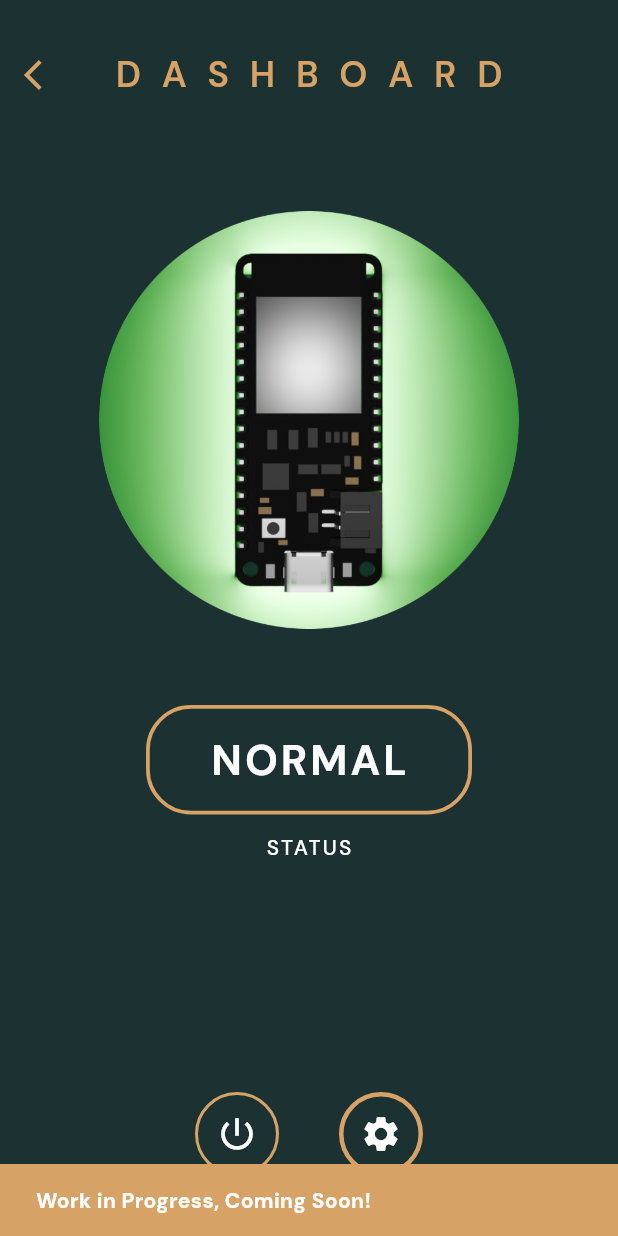
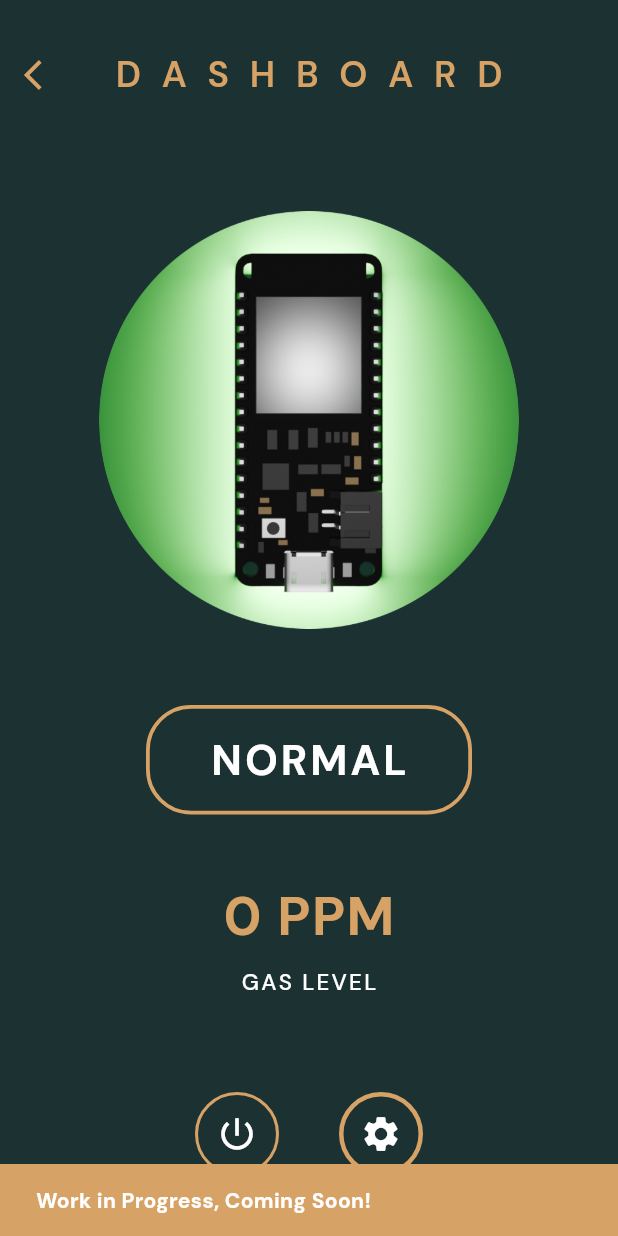
Before and after one commit to DatDevSteve/decog-gsk-connect, a Flutter app: the DashboardScreen screen opened directly, after a tap on the "power settings new" icon, on a phone screen of 412 x 824 dp. Run offline on Flutter 3.47's test engine with Material 3 defaults, Android fonts, the phone set to English and light mode, and no system bars; our stand-ins replace google_fonts, supabase_flutter; accounts and stored records are empty.

Commit message:
fixed switcher_loading.dart logic for screen navigation and some bug fixes in connected.dart

```diff
--- a/lib/dashboard_modules/connected.dart
+++ b/lib/dashboard_modules/connected.dart
@@ -1,11 +1,67 @@
 import 'package:decog_gsk/device_list.dart';
+import 'dart:async';
 import 'package:decog_gsk/diagnosis_page.dart';
 import 'package:decog_gsk/switcher_loading.dart';
 import 'package:flutter/material.dart';
 import 'package:google_fonts/google_fonts.dart';
+import 'package:supabase_flutter/supabase_flutter.dart';
 
-class DashboardScreen extends StatelessWidget {
+class DashboardScreen extends StatefulWidget {
   const DashboardScreen({super.key});
+
+  @override
+  State<DashboardScreen> createState() => _DashboardScreenState();
+}
+
+class _DashboardScreenState extends State<DashboardScreen> {
+  final supabase = Supabase.instance.client;
+  Timer? _gasLevelTimer;
+  int _gasLevel = 0;
+  bool _isLoading = true;
+
+  @override
+  void initState() {
+    super.initState();
+    _fetchGasLevel(); // Fetch immediately on load
+    _startGasLevelUpdates(); // Start periodic updates
+  }
+
+  @override
+  void dispose() {
+    _gasLevelTimer?.cancel(); // Clean up timer
+    super.dispose();
+  }
+
+  void _startGasLevelUpdates() {
+    _gasLevelTimer = Timer.periodic(const Duration(seconds: 3), (timer) {
+      _fetchGasLevel();
+    });
+  }
+
+  Future<void> _fetchGasLevel() async {
+    try {
+      final response = await supabase
+          .from('sensor_live')
+          .select('gas_level')
+          .order('timestamp', ascending: false)
+          .limit(1)
+          .single();
+
+      if (mounted) {
+        setState(() {
+          _gasLevel = response['gas_level'] as int;
+          _isLoading = false;
+        });
+      }
+    } catch (error) {
+      debugPrint('Error fetching gas level: $error');
+      if (mounted) {
+        setState(() {
+          _isLoading = false;
+        });
+      }
+    }
+  }
 
   @override
   Widget build(BuildContext context) {
@@ -136,15 +192,40 @@ class DashboardScreen extends StatelessWidget {
 
             const SizedBox(height: 12),
 
-            // Status label
+            const SizedBox(height: 30),
+
+            // Gas Level Display
+            Column(
+              children: [
+                _isLoading
+                    ? const SizedBox(
+                        width: 20,
+                        height: 20,
+                        child: CircularProgressIndicator(
+                          strokeWidth: 2,
+                          color: Color.fromRGBO(215, 162, 101, 1),
+                        ),
+                      )
+                    : Text(
+                        '$_gasLevel PPM',
+                        style: GoogleFonts.dmSans(
+                          fontSize: 36,
+                          fontWeight: FontWeight.w700,
+                          color: const Color.fromRGBO(215, 162, 101, 1),
+                          letterSpacing: 1,
+                        ),
+                      ),
+                const SizedBox(height: 8),
                 Text(
-              'STATUS',
+                  'GAS LEVEL',
                   style: GoogleFonts.dmSans(
-                fontSize: 14,
+                    fontSize: 15,
                     fontWeight: FontWeight.w500,
                     color: Colors.white,
                     letterSpacing: 1.5,
                   ),
+                ),
+              ],
             ),
 
             const Spacer(),
--- a/lib/switcher_loading.dart
+++ b/lib/switcher_loading.dart
@@ -25,21 +25,22 @@ class _LoadingSwitchState extends State<LoadingSwitch> {
 
   Future<void> _checkDeviceStatus() async {
     try {
-      // Fetch the latest timestamp from sensor_live table
+      // Fetch the latest timestamp and status from sensor_live table
       final response = await supabase
           .from("sensor_live")
           .select('timestamp, status')
           .order('timestamp', ascending: false)
           .limit(1)
           .single();
-      //Fetch Leak Status from sensor_live table
-      final status = (response['status'] as String).toUpperCase();
-      debugPrint(status);
+
       if (!mounted) return;
 
       // Parse the timestamp from the database
       final String timestampStr = response['timestamp'] as String;
       final DateTime lastUpdate = DateTime.parse(timestampStr);
+
+      // Get the status value
+      final String status = (response['status'] as String).toUpperCase();
 
       // Get current time
       final DateTime now = DateTime.now();
@@ -50,21 +51,24 @@ class _LoadingSwitchState extends State<LoadingSwitch> {
       debugPrint('Last update was $secondsSinceLastUpdate seconds ago');
       debugPrint('Last timestamp: $lastUpdate');
       debugPrint('Current time: $now');
-      debugPrint('Gas Level: $status');
+      debugPrint('Status: $status');
 
       // Check if device is online (less than 20 seconds since last update)
       final bool isOnline = secondsSinceLastUpdate <= 20;
 
-      if (isOnline) {
-        // Device is online - navigate to DashboardScreen (connected)
+      // CORRECTED LOGIC: Check offline first, then status
+      if (!isOnline) {
+        // Device is offline - navigate to DisconnectedDev
+        debugPrint('Navigating to: DisconnectedDev (offline)');
+        _navigateToDisconnected();
+      } else if (status == 'HIGH') {
+        // Gas leak detected - navigate to LeakScreen
+        debugPrint('Navigating to: LeakScreen (HIGH status)');
+        _navigateToLeak();
+      } else {
+        // Status is LOW or NORMAL - navigate to DashboardScreen (connected)
+        debugPrint('Navigating to: DashboardScreen (NORMAL/LOW status)');
         _navigateToDashboard();
-      }
-      else if (status == "HIGH") {
-        _navigateToLeak();
-      }
-      else {
-        // Device is offline - navigate to DisconnectedDev
-        _navigateToDisconnected();
       }
     } catch (error) {
       // Handle errors (network issues, database errors, etc.)
@@ -84,6 +88,7 @@ class _LoadingSwitchState extends State<LoadingSwitch> {
       _navigateToDisconnected();
     }
   }
+
 
   void _navigateToDashboard() {
     if (!mounted) return;
```
Lines whose indentation alone changed are shown as unchanged.
